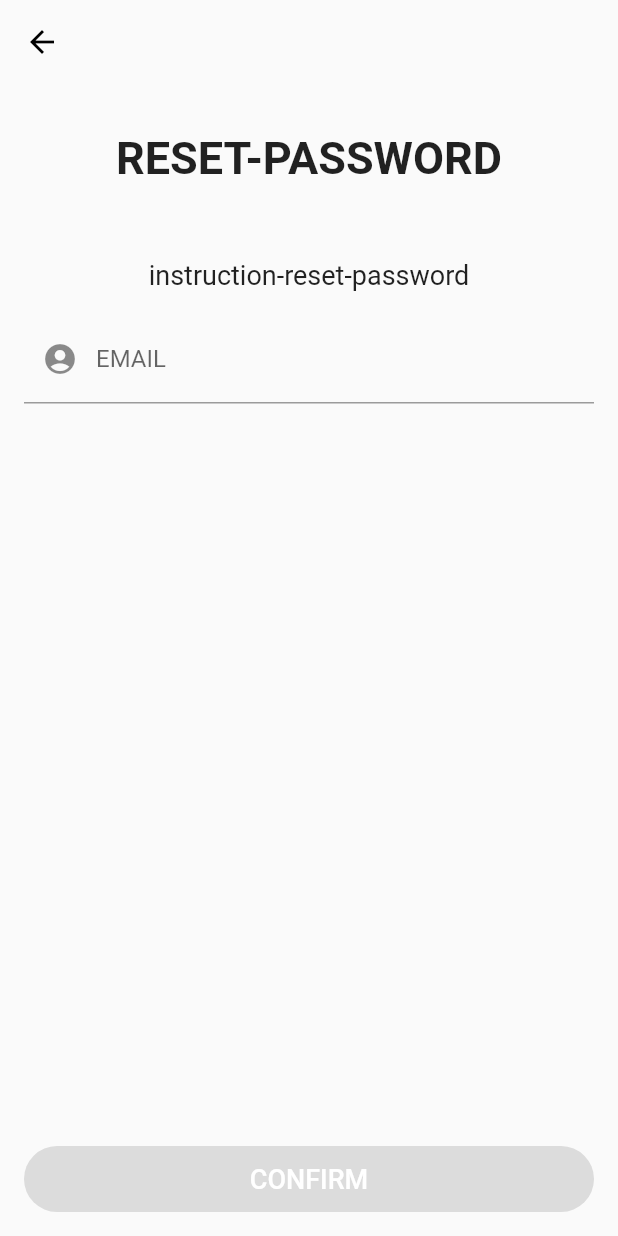
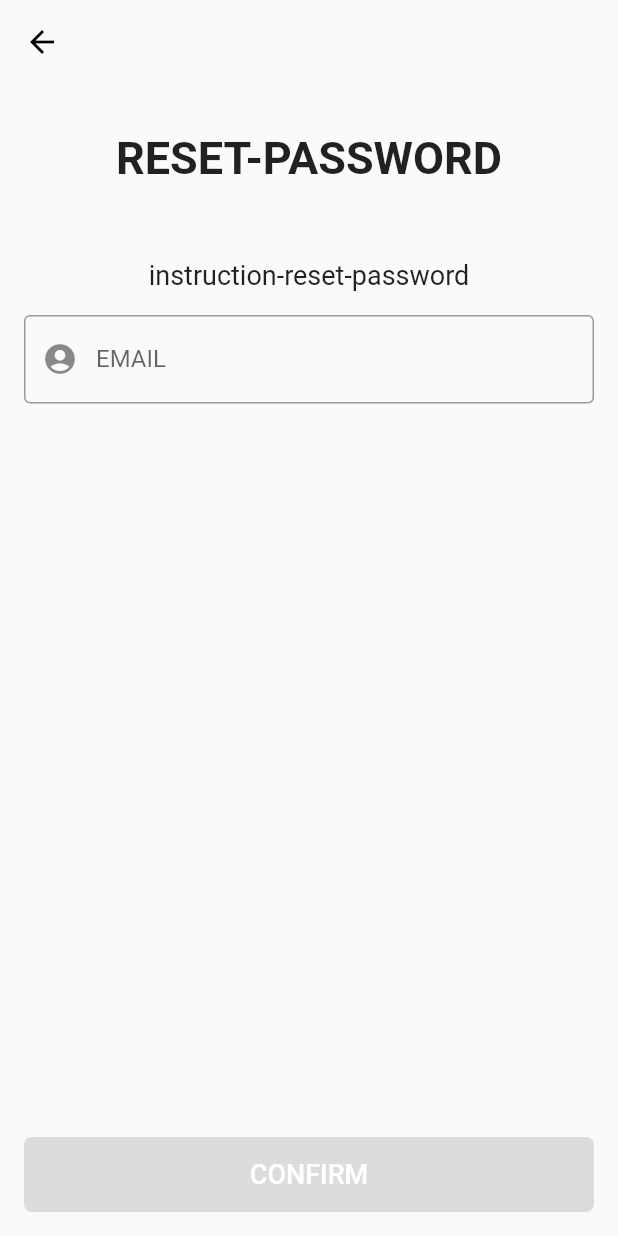
Before and after one commit to ualmervb/flutter-firebase-white-label, a Flutter app: the SignUpPage screen opened by its route, after a tap on "ALREADY-HAVE-ACCOUNT", after a tap on "RESET-PASSWORD", on a phone screen of 412 x 824 dp. Run offline on Flutter 3.47's test engine with Material 2 defaults, Android fonts, the phone set to English and light mode, and no system bars; our stand-ins replace brasil_fields, cloud_firestore, firebase_auth, firebase_core, flutter_mobx, flutter_modular and 3 more; accounts and stored records are empty; generated files the repository leaves out were written again; network calls fail.

Commit message:
Melhorando layout dos botoes

```diff
--- a/lib/app/modules/auth/sub_modules/not_email_verifying/views/notEmailVerifying_page.dart
+++ b/lib/app/modules/auth/sub_modules/not_email_verifying/views/notEmailVerifying_page.dart
@@ -55,11 +55,11 @@ class NotEmailVerifyingPageState extends State<NotEmailVerifyingPage> {
                 return Padding(
                   padding: const EdgeInsets.all(16),
                   child: SizedBox(
-                    height: 44,
+                    height: 50,
                     child: ElevatedButton(
                       style: ElevatedButton.styleFrom(
                         shape: RoundedRectangleBorder(
-                          borderRadius: BorderRadius.circular(32),
+                          borderRadius: BorderRadius.circular(5),
                         ),
                         primary: Theme.of(context).primaryColor,
                         shadowColor:
--- a/lib/app/modules/auth/sub_modules/password_reset/views/passwordReset_page.dart
+++ b/lib/app/modules/auth/sub_modules/password_reset/views/passwordReset_page.dart
@@ -86,6 +86,7 @@ class PasswordResetPageState extends State<PasswordResetPage> {
                             passwordResetStore.validateEmail();
                           },
                           decoration: InputDecoration(
+                            border: OutlineInputBorder(),
                             errorText: passwordResetStore.emailError,
                             labelText: 'email'.i18n().toUpperCase(),
                             prefixIcon: Icon(Icons.account_circle),
@@ -101,11 +102,11 @@ class PasswordResetPageState extends State<PasswordResetPage> {
             Observer(
               builder: (_) {
                 return SizedBox(
-                  height: 44,
+                  height: 50,
                   child: ElevatedButton(
                     style: ElevatedButton.styleFrom(
                       shape: RoundedRectangleBorder(
-                        borderRadius: BorderRadius.circular(32),
+                        borderRadius: BorderRadius.circular(5),
                       ),
                       primary: Theme.of(context).primaryColor,
                       shadowColor:
@@ -163,11 +164,11 @@ class PasswordResetPageState extends State<PasswordResetPage> {
                   ),
                   SizedBox(
                     width: double.infinity,
-                    height: 44,
+                    height: 50,
                     child: ElevatedButton(
                       style: ElevatedButton.styleFrom(
                         shape: RoundedRectangleBorder(
-                          borderRadius: BorderRadius.circular(32),
+                          borderRadius: BorderRadius.circular(5),
                         ),
                         primary: Theme.of(context).primaryColor,
                         shadowColor:
--- a/lib/app/modules/auth/sub_modules/sign_in/views/signIn_page.dart
+++ b/lib/app/modules/auth/sub_modules/sign_in/views/signIn_page.dart
@@ -135,6 +135,7 @@ class SignInPageState extends State<SignInPage> {
                           ),
                           child: Text(
                             'reset-password'.i18n().toUpperCase(),
+                            style: TextStyle(fontSize: 18),
                           ),
                         ),
                       ),
@@ -145,7 +146,10 @@ class SignInPageState extends State<SignInPage> {
             ),
             Observer(
               builder: (_) {
-                return ElevatedButton(
+                return SizedBox(
+                  width: double.infinity,
+                  height: 50,
+                  child: ElevatedButton(
                     style: ElevatedButton.styleFrom(
                       shape: RoundedRectangleBorder(
                         borderRadius: BorderRadius.circular(5),
@@ -159,7 +163,7 @@ class SignInPageState extends State<SignInPage> {
                           )
                         : Text(
                             'sign-in'.i18n().toUpperCase(),
-                          style: TextStyle(color: Colors.white),
+                            style: TextStyle(color: Colors.white, fontSize: 18),
                           ),
                     onPressed: signInStore.isFormValid
                         ? () async {
@@ -173,14 +177,19 @@ class SignInPageState extends State<SignInPage> {
                             }
                           }
                         : null,
+                  ),
                 );
               },
+            ),
+            const SizedBox(
+              height: 16,
             ),
             Row(
               children: [
                 Observer(builder: (_) {
                   return SizedBox(
-                    width: MediaQuery.of(context).size.width * 0.45,
+                    width: (MediaQuery.of(context).size.width - 48) * 0.5,
+                    height: 50,
                     child: SignInButton(
                       text: "sign-in-with-google".i18n().toUpperCase(),
                       loading: signInStore.loadingGoogle,
@@ -198,11 +207,12 @@ class SignInPageState extends State<SignInPage> {
                     ),
                   );
                 }),
-                SizedBox(
-                  width: MediaQuery.of(context).size.width * 0.02,
+                const SizedBox(
+                  width: 16,
                 ),
                 SizedBox(
-                  width: MediaQuery.of(context).size.width * 0.45,
+                  width: (MediaQuery.of(context).size.width - 48) * 0.5,
+                  height: 50,
                   child: SignInButton(
                     onPressed: () {},
                     text: "sign-in-with-facebook".i18n().toUpperCase(),
@@ -224,6 +234,7 @@ class SignInPageState extends State<SignInPage> {
                 ),
                 child: Text(
                   "dont-have-account-register".i18n().toUpperCase(),
+                  style: TextStyle(fontSize: 18),
                 ),
               ),
             ),
--- a/lib/app/modules/auth/sub_modules/sign_up/views/signUp_page.dart
+++ b/lib/app/modules/auth/sub_modules/sign_up/views/signUp_page.dart
@@ -239,7 +239,10 @@ class SignUpPageState extends State<SignUpPage> {
         ),
               Observer(
                 builder: (_) {
-                  return ElevatedButton(
+                  return SizedBox(
+                    width: double.infinity,
+                    height: 50,
+                    child: ElevatedButton(
                         style: ElevatedButton.styleFrom(
                           shape: RoundedRectangleBorder(
                             borderRadius: BorderRadius.circular(5),
@@ -255,7 +258,7 @@ class SignUpPageState extends State<SignUpPage> {
                             :  Text(
                           'sign-up'.i18n().toUpperCase(),
                           style:
-                        TextStyle(color: Colors.white),
+                          TextStyle(color: Colors.white, fontSize: 18),
                         ),
                         onPressed: signUpStore.isFormValid
                             ? () async {
@@ -271,13 +274,18 @@ class SignUpPageState extends State<SignUpPage> {
                           }
                         }
                             : null,
+                      ),
                   );
                 },
+              ),
+              const SizedBox(
+                height: 16,
               ),
               Row(
                 children: [
                   SizedBox(
-                    width: MediaQuery.of(context).size.width * 0.45,
+                    width: (MediaQuery.of(context).size.width - 48) * 0.5,
+                    height: 50,
                     child: SignInButton(
                       onPressed: (){},
                       text: "sign-in-with-google".i18n().toUpperCase(),
@@ -285,11 +293,12 @@ class SignUpPageState extends State<SignUpPage> {
                       signInButtonType: SignInButtonType.GOOGLE,
                     ),
                   ),
-                  SizedBox(
-                    width: MediaQuery.of(context).size.width * 0.02,
+                  const SizedBox(
+                    width: 16,
                   ),
                   SizedBox(
-                    width: MediaQuery.of(context).size.width * 0.45,
+                    width: (MediaQuery.of(context).size.width - 48) * 0.5,
+                    height: 50,
                     child: SignInButton(
                       onPressed: (){},
                       text: "sign-in-with-facebook".i18n().toUpperCase(),
@@ -310,6 +319,7 @@ class SignUpPageState extends State<SignUpPage> {
                         EdgeInsets.only(right: 5)),
                   ),
                   child: Text('already-have-account'.i18n().toUpperCase(),
+                    style: TextStyle(fontSize: 18),
                     ),
                 ),
               ),
--- a/lib/app/modules/auth/views/components/signin_button.dart
+++ b/lib/app/modules/auth/views/components/signin_button.dart
@@ -28,13 +28,13 @@ class SignInButton extends StatelessWidget {
         shape: RoundedRectangleBorder(
           borderRadius: BorderRadius.circular(5),
         ),
-        primary: Colors.white,
+        primary: Colors.black54,
         shadowColor:
         Theme.of(context).primaryColor.withAlpha(100),
       ),
       child: this.loading
           ? CircularProgressIndicator(
-        valueColor: AlwaysStoppedAnimation(Colors.black54),
+        valueColor: AlwaysStoppedAnimation(Colors.white),
       )
           :  Row(
         mainAxisSize: MainAxisSize.min,
@@ -49,8 +49,8 @@ class SignInButton extends StatelessWidget {
             child: Text(
               this.text,
               style: TextStyle(
-                  color: Colors.black54,
-                  overflow: TextOverflow.ellipsis
+                  color: Colors.white,
+                  overflow: TextOverflow.ellipsis, fontSize: 18
               ),
             ),
           )
@@ -88,7 +88,7 @@ class SignInButton extends StatelessWidget {
               this.text,
               style: TextStyle(
                   color: Colors.white,
-                  overflow: TextOverflow.ellipsis
+                  overflow: TextOverflow.ellipsis, fontSize: 18
               ),
             ),
           )
```
Lines whose indentation alone changed are shown as unchanged.
